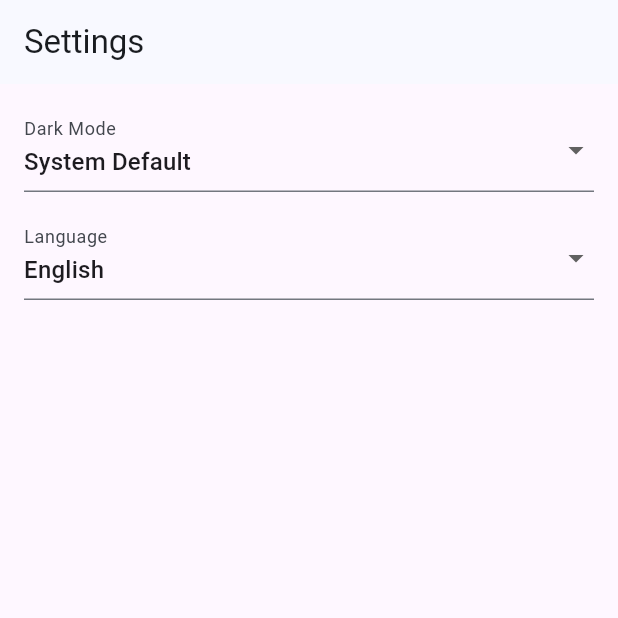
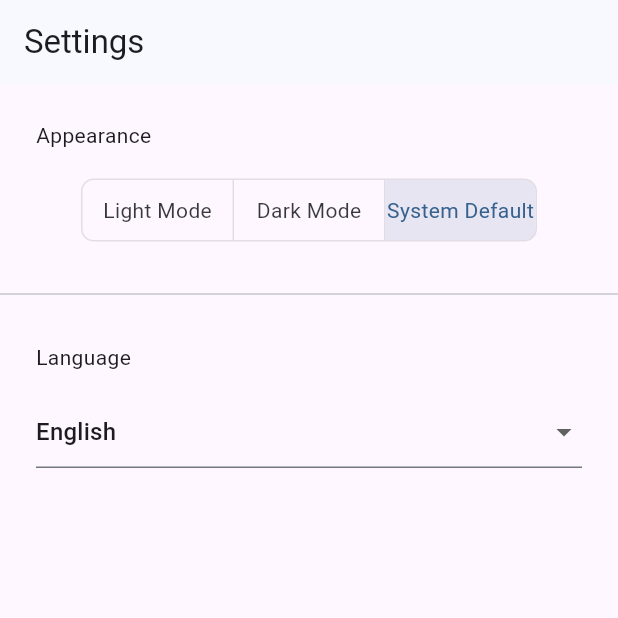
Before and after one commit to zkwokleung/flutter-app-template, a Flutter app: the SettingsScreen screen opened by its route, on a phone screen of 412 x 824 dp, the top half of it. Run offline on Flutter 3.47's test engine with Material 3 defaults, Android fonts, the phone set to English and light mode, and no system bars; our stand-ins replace flutter_riverpod, go_router, shared_preferences; accounts and stored records are empty; generated files the repository leaves out were written again.

Commit message:
feat: updated style of setting screen

```diff
--- /dev/null
+++ b/lib/constants/app_duration.dart
@@ -0,0 +1,6 @@
+class AppDurations {
+  static const short = Duration(milliseconds: 150);
+  static const medium = Duration(milliseconds: 300);
+  static const long = Duration(milliseconds: 600);
+  static const extraLong = Duration(milliseconds: 1000);
+}
--- /dev/null
+++ b/lib/constants/app_font.dart
@@ -0,0 +1,16 @@
+import 'package:flutter/material.dart';
+
+class AppFonts {
+  static const double xs = 10.0;
+  static const double sm = 12.0;
+  static const double md = 14.0;
+  static const double lg = 18.0;
+  static const double xl = 24.0;
+  static const double xxl = 32.0;
+
+  static const FontWeight light = FontWeight.w300;
+  static const FontWeight regular = FontWeight.w400;
+  static const FontWeight medium = FontWeight.w500;
+  static const FontWeight semiBold = FontWeight.w600;
+  static const FontWeight bold = FontWeight.w700;
+}
--- /dev/null
+++ b/lib/constants/app_radii.dart
@@ -0,0 +1,9 @@
+import 'package:flutter/material.dart';
+
+class AppRadii {
+  static const BorderRadius small = BorderRadius.all(Radius.circular(4.0));
+  static const BorderRadius medium = BorderRadius.all(Radius.circular(8.0));
+  static const BorderRadius large = BorderRadius.all(Radius.circular(16.0));
+  static const BorderRadius extraLarge =
+      BorderRadius.all(Radius.circular(24.0));
+}
--- /dev/null
+++ b/lib/constants/app_spacing.dart
@@ -0,0 +1,13 @@
+import 'package:flutter/material.dart';
+
+class AppSpacing {
+  static const double xs = 4.0;
+  static const double sm = 8.0;
+  static const double md = 16.0;
+  static const double lg = 24.0;
+  static const double xl = 32.0;
+
+  static const EdgeInsets screenPadding =
+      EdgeInsets.symmetric(horizontal: md, vertical: lg);
+  static const EdgeInsets cardPadding = EdgeInsets.all(md);
+}
--- a/lib/features/settings/presentation/setting_screen.dart
+++ b/lib/features/settings/presentation/setting_screen.dart
@@ -1,3 +1,5 @@
+import 'package:flutter_app_template/constants/app_radii.dart';
+import 'package:flutter_app_template/constants/app_spacing.dart';
 import 'package:flutter_gen/gen_l10n/app_localizations.dart';
 import 'package:flutter/material.dart';
 import 'package:flutter_riverpod/flutter_riverpod.dart';
@@ -17,31 +19,71 @@ class SettingsScreen extends ConsumerWidget {
 
     return Scaffold(
       appBar: AppBar(title: Text(l10n.settingsTitle)),
-      body: Padding(
-        padding: const EdgeInsets.all(16.0),
-        child: Column(
-          children: [
-            DropdownButtonFormField<ThemeMode>(
-              value: themeMode,
-              decoration: InputDecoration(labelText: l10n.darkMode),
-              onChanged: (mode) {
-                if (mode != null) {
-                  themeNotifier.setThemeMode(mode);
+      body: Column(
+        children: [
+          const SizedBox(height: 16),
+          Padding(
+            padding: const EdgeInsets.symmetric(
+              horizontal: AppSpacing.lg,
+              vertical: AppSpacing.sm,
+            ),
+            child: Row(
+              children: [
+                Text(l10n.appearance),
+              ],
+            ),
+          ),
+          // Appearance selection
+          Padding(
+            padding: const EdgeInsets.symmetric(
+                horizontal: AppSpacing.lg, vertical: AppSpacing.sm),
+            child: ToggleButtons(
+              constraints:
+                  const BoxConstraints(minHeight: 40.0, minWidth: 100.0),
+              borderRadius: AppRadii.medium,
+              isSelected: [
+                themeMode == ThemeMode.light,
+                themeMode == ThemeMode.dark,
+                themeMode == ThemeMode.system,
+              ],
+              onPressed: (int index) {
+                switch (index) {
+                  case 0:
+                    themeNotifier.setThemeMode(ThemeMode.light);
+                    break;
+                  case 1:
+                    themeNotifier.setThemeMode(ThemeMode.dark);
+                    break;
+                  case 2:
+                    themeNotifier.setThemeMode(ThemeMode.system);
+                    break;
                 }
               },
-              items: [
-                DropdownMenuItem(
-                    value: ThemeMode.system, child: Text(l10n.systemDefault)),
-                DropdownMenuItem(
-                    value: ThemeMode.light, child: Text(l10n.lightMode)),
-                DropdownMenuItem(
-                    value: ThemeMode.dark, child: Text(l10n.darkMode)),
+              children: [
+                Text(l10n.lightMode),
+                Text(l10n.darkMode),
+                Text(l10n.systemDefault),
               ],
             ),
-            const SizedBox(height: 16),
-            DropdownButtonFormField<Locale>(
+          ),
+          const SizedBox(height: 16),
+          const Divider(),
+          const SizedBox(height: 16),
+          // Language selection
+          Padding(
+            padding: const EdgeInsets.symmetric(
+                horizontal: AppSpacing.lg, vertical: AppSpacing.sm),
+            child: Row(
+              children: [
+                Text(l10n.language),
+              ],
+            ),
+          ),
+          Padding(
+            padding: const EdgeInsets.symmetric(
+                horizontal: AppSpacing.lg, vertical: AppSpacing.sm),
+            child: DropdownButtonFormField<Locale>(
               value: locale ?? const Locale('en'),
-              decoration: InputDecoration(labelText: l10n.language),
               onChanged: (Locale? value) {
                 if (value != null) {
                   localeNotifier.setLocale(value);
@@ -52,8 +94,8 @@ class SettingsScreen extends ConsumerWidget {
                 DropdownMenuItem(value: Locale('zh'), child: Text('中文')),
               ],
             ),
-          ],
-        ),
+          ),
+        ],
       ),
     );
   }
--- a/lib/l10n/app_en.arb
+++ b/lib/l10n/app_en.arb
@@ -6,6 +6,8 @@
     "@goToSettings": {},
     "settingsTitle": "Settings",
     "@settingsTitle": {},
+    "appearance": "Appearance",
+    "@appearance": {},
     "darkMode": "Dark Mode",
     "@darkMode": {},
     "lightMode": "Light Mode",
--- a/lib/l10n/app_zh.arb
+++ b/lib/l10n/app_zh.arb
@@ -6,6 +6,8 @@
     "@goToSettings": {},
     "settingsTitle": "設定",
     "@settingsTitle": {},
+    "appearance": "外觀",
+    "@appearance": {},
     "darkMode": "深色模式",
     "@darkMode": {},
     "lightMode": "淺色模式",
```
